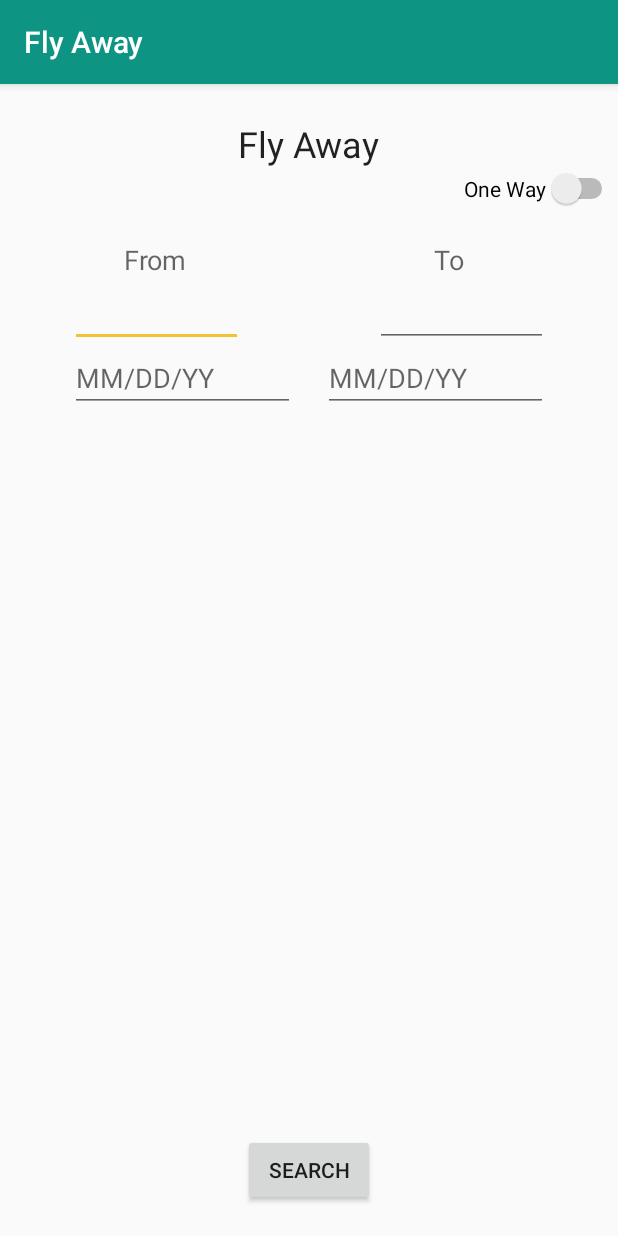
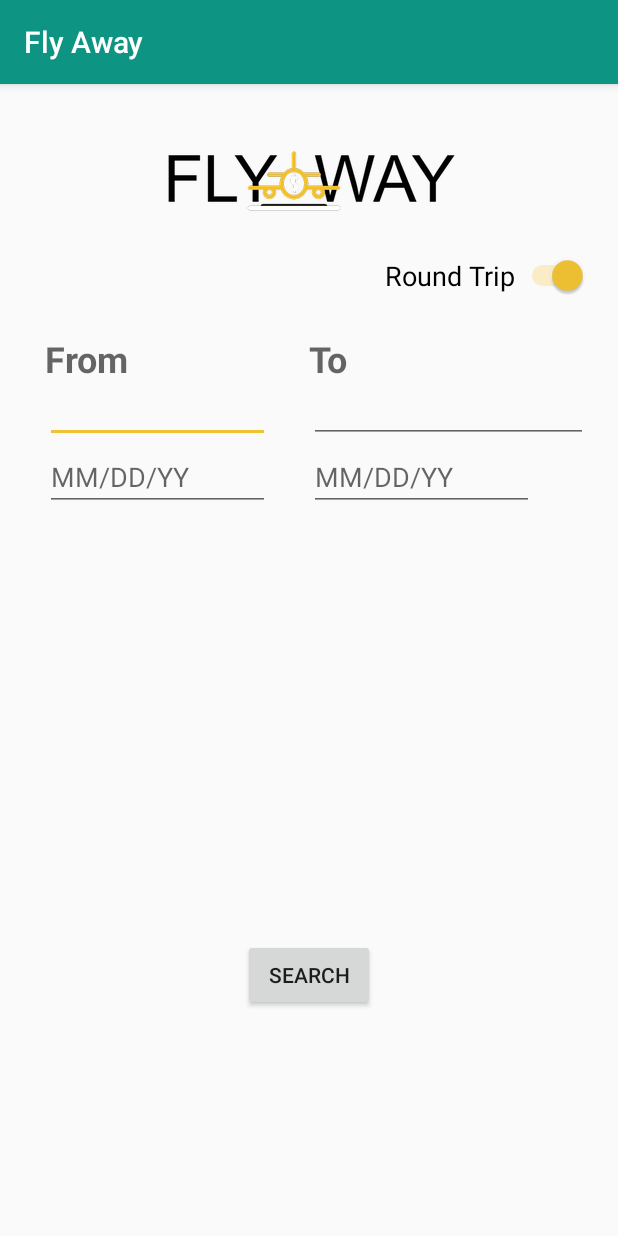
Before and after one commit to violetaria/FlyAway, an Android app: the screen it shows after launch (MainActivity), on a phone screen of 412 x 824 dp. Run offline under Robolectric (Android 15) with nearby library versions, the phone set to English and light mode, and no system bars.

Commit message:
styling for main screen

```diff
--- a/app/src/main/java/com/flyaway/app/MainActivity.java
+++ b/app/src/main/java/com/flyaway/app/MainActivity.java
@@ -8,13 +8,6 @@ import android.widget.Button;
 import android.app.DatePickerDialog;
 import android.icu.text.SimpleDateFormat;
 import android.icu.util.Calendar;
-import android.os.Bundle;
-import android.app.DatePickerDialog;
-import android.icu.text.SimpleDateFormat;
-import android.icu.util.Calendar;
-import android.os.Bundle;
-import android.support.v7.app.AppCompatActivity;
-import android.view.View;
 import android.widget.ArrayAdapter;
 import android.widget.AutoCompleteTextView;
 import android.widget.DatePicker;
@@ -24,7 +17,7 @@ import java.util.Locale;
 
 public class MainActivity extends AppCompatActivity {
     private static final String[] AIRPORTS = new String[] {
-            "ATL (Atlanta)", "FLL (Fort. Lauderdale)", "MCO (Orlando)", "MIA (Miami)", "LGA (LaGuardia)", "LAX (Los Angeles)"
+            "ATL (Atlanta)", "DEN (Denver)", "FLL (Fort. Lauderdale)", "MCO (Orlando)", "MIA (Miami)", "LGA (LaGuardia)", "LAX (Los Angeles)"
     };
     Calendar myCalendar = Calendar.getInstance();
     EditText etFromDate;
@@ -38,7 +31,7 @@ public class MainActivity extends AppCompatActivity {
         super.onCreate(savedInstanceState);
         setContentView(R.layout.activity_main);
 
-        searchBtn = (Button) findViewById(R.id.button);
+        searchBtn = (Button) findViewById(R.id.btnSearch);
         searchBtn.setOnClickListener(new View.OnClickListener() {
             @Override
             public void onClick(View view) {
@@ -68,7 +61,6 @@ public class MainActivity extends AppCompatActivity {
         };
 
         toDate = new DatePickerDialog.OnDateSetListener() {
-
             @Override
             public void onDateSet(DatePicker view, int year, int monthOfYear, int dayOfMonth) {
                 myCalendar.set(Calendar.YEAR, year);
--- a/app/src/main/res/layout/activity_main.xml
+++ b/app/src/main/res/layout/activity_main.xml
@@ -9,92 +9,99 @@
     tools:layout_editor_absoluteY="81dp"
     tools:layout_editor_absoluteX="0dp">
 
-    <TextView
+    <Switch
+        android:id="@+id/switchTripType"
         android:layout_width="wrap_content"
         android:layout_height="wrap_content"
-        android:text="@string/app_name"
-        android:textAppearance="@style/TextAppearance.AppCompat.Headline"
-        android:layout_marginRight="40dp"
-        android:id="@+id/tvTitle"
-        android:layout_marginTop="23dp" android:layout_alignParentTop="true"
-        android:layout_centerHorizontal="true"/>
-    <Switch
-        android:id="@+id/switch1"
-        android:layout_width="wrap_content"
-        android:layout_height="wrap_content"
-        android:text="One Way"
-        tools:layout_editor_absoluteX="260dp" tools:layout_editor_absoluteY="29dp"
-        tools:text="Round Trip"
-        android:layout_below="@+id/tvTitle" android:layout_alignParentEnd="true"/>
+        android:layout_alignParentEnd="true"
+        android:layout_below="@+id/ivLogo"
+        android:layout_marginEnd="20dp"
+        android:layout_marginRight="20dp"
+        android:layout_marginTop="26dp"
+        android:checked="true" android:text="@string/round_trip"
+        android:textColor="@android:color/black"
+        android:textSize="18sp" tools:layout_editor_absoluteX="260dp"
+        tools:layout_editor_absoluteY="29dp" tools:text="@string/round_trip"/>
     <TextView
         android:id="@+id/tvFrom"
         android:layout_width="wrap_content"
-        android:layout_height="wrap_content" android:text="@string/from"
+        android:layout_height="wrap_content"
+        android:layout_alignParentStart="true"
+        android:layout_below="@+id/switchTripType"
+        android:layout_marginLeft="30dp"
+        android:layout_marginTop="25dp"
+        android:text="@string/from"
         android:textAppearance="@android:style/TextAppearance.Material.Medium"
-        tools:layout_editor_absoluteX="260dp"
-        tools:layout_editor_absoluteY="94dp"
-        android:layout_marginTop="21dp" android:layout_below="@+id/switch1"
-        android:layout_toStartOf="@+id/tvTitle" android:layout_marginEnd="34dp"/>
+        android:textSize="24sp" android:textStyle="bold"
+        tools:layout_editor_absoluteX="260dp" tools:layout_editor_absoluteY="94dp"/>
     <TextView
         android:id="@+id/tvTo"
         android:layout_width="wrap_content"
-        android:layout_height="wrap_content" android:text="@string/to"
+        android:layout_height="wrap_content" android:layout_above="@+id/actvFrom"
+        android:layout_alignParentRight="true"
+        android:layout_alignTop="@+id/tvFrom"
+        android:layout_marginRight="180dp"
+        android:text="@string/to"
         android:textAppearance="@android:style/TextAppearance.Material.Medium"
-        tools:layout_editor_absoluteX="67dp"
-        tools:layout_editor_absoluteY="94dp"
-        android:layout_above="@+id/actvFrom" android:layout_toStartOf="@+id/switch1"/>
+        android:textSize="24sp"
+        android:textStyle="bold" tools:layout_editor_absoluteX="67dp"
+        tools:layout_editor_absoluteY="94dp"/>
     <EditText
         android:id="@+id/etToDate"
         android:layout_width="150dp"
-        android:layout_height="43dp"
+        android:layout_height="wrap_content"
+        android:layout_marginRight="20dp"
+        android:clickable="true"
         android:ems="10"
-        android:hint="@string/mm_dd_yy"
-        android:inputType="date"
-        android:clickable="true"
-        android:longClickable="false"
         android:focusable="false"
-        android:focusableInTouchMode="false"
-        tools:layout_editor_absoluteX="33dp"
-        tools:layout_editor_absoluteY="194dp"
-        android:layout_below="@+id/actvFrom"
-        android:layout_alignEnd="@+id/actvTo"/>
+        android:focusableInTouchMode="false" android:hint="@string/mm_dd_yy"
+        android:inputType="date" android:longClickable="false"
+        tools:layout_editor_absoluteX="33dp" tools:layout_editor_absoluteY="194dp"
+        android:layout_below="@+id/actvTo" android:layout_alignStart="@+id/actvTo"/>
     <Button
-        android:id="@+id/button"
+        android:id="@+id/btnSearch"
         android:layout_width="wrap_content"
         android:layout_height="wrap_content"
         android:layout_alignParentBottom="true"
         android:layout_alignParentEnd="false"
         android:layout_alignParentRight="false" android:layout_alignParentTop="false"
         android:layout_alignWithParentIfMissing="false" android:layout_centerHorizontal="true"
-        android:layout_marginBottom="20dp" android:elevation="0dp"
+        android:layout_marginBottom="150dp" android:elevation="0dp"
         android:text="@string/search" tools:layout_editor_absoluteX="148dp"
         tools:layout_editor_absoluteY="284dp"/>
     <AutoCompleteTextView
         android:id="@+id/actvFrom"
-        android:layout_width="115dp"
-        android:layout_height="46dp"
-        android:layout_below="@+id/tvFrom" android:layout_toStartOf="@+id/button"
-        tools:layout_editor_absoluteX="233dp"
-        tools:layout_editor_absoluteY="134dp"/>
+        android:layout_width="150dp"
+        android:layout_height="wrap_content"
+        android:textSize="14sp" tools:layout_editor_absoluteX="233dp"
+        tools:layout_editor_absoluteY="134dp"
+        android:layout_below="@+id/tvFrom" android:layout_alignStart="@+id/tvFrom"/>
     <AutoCompleteTextView
         android:id="@+id/actvTo"
-        android:layout_width="115dp"
-        android:layout_height="46dp"
-        tools:layout_editor_absoluteX="33dp" tools:layout_editor_absoluteY="134dp"
-        android:layout_below="@+id/tvTo" android:layout_toEndOf="@+id/button"/>
+        android:layout_width="150dp"
+        android:layout_height="wrap_content"
+        android:layout_alignParentEnd="true" android:layout_alignStart="@+id/tvTo"
+        android:layout_below="@+id/tvTo" android:layout_marginRight="20dp"
+        android:textSize="14sp" tools:layout_editor_absoluteX="33dp"
+        tools:layout_editor_absoluteY="134dp"/>
     <EditText
         android:id="@+id/etFromDate"
-        android:clickable="true"
-        android:longClickable="false"
-        android:focusable="false"
-        android:focusableInTouchMode="false"
         android:layout_width="150dp"
         android:layout_height="wrap_content"
         android:layout_alignBottom="@+id/etToDate"
+        android:layout_alignLeft="@+id/tvFrom"
         android:layout_alignStart="@+id/actvFrom"
+        android:layout_below="@+id/actvFrom"
+        android:clickable="true"
         android:ems="10"
-        android:hint="@string/mm_dd_yy"
-        android:inputType="date"
-    />
+        android:focusable="false"
+        android:focusableInTouchMode="false"
+        android:hint="@string/mm_dd_yy" android:inputType="date"
+        android:longClickable="false"/>
+    <ImageView
+        android:id="@+id/ivLogo"
+        android:layout_width="wrap_content" android:layout_height="wrap_content"
+        android:layout_alignTop="@+id/tvTitle" android:layout_centerHorizontal="true"
+        android:layout_marginTop="40dp" app:srcCompat="@drawable/flyaway_logo"/>
 
 </RelativeLayout>
--- a/app/src/main/res/values/strings.xml
+++ b/app/src/main/res/values/strings.xml
@@ -5,4 +5,6 @@
     <string name="from">From</string>
     <string name="search">Search</string>
     <string name="pay_today">You Pay Today</string>
+    <string name="round_trip">Round Trip</string>
+    <string name="one_way">One Way</string>
 </resources>
```
Also changed, not shown: app/src/main/res/drawable-hdpi/flyaway_logo.png (added), app/src/main/res/drawable-ldpi/flyaway_logo.png (added), app/src/main/res/drawable-mdpi/flyaway_logo.png (added), app/src/main/res/drawable-xhdpi/flyaway_logo.png (added), app/src/main/res/drawable-xxhdpi/flyaway_logo.png (added), app/src/main/res/drawable-xxxhdpi/flyaway_logo.png (added).
